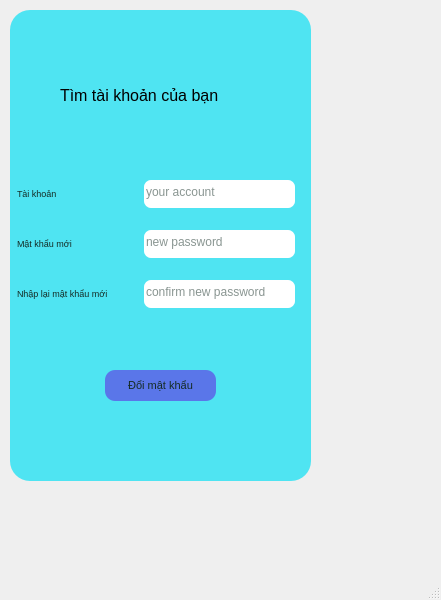
Hahahahihihohe/LTUD, file forgot_pw.ui: the form before one commit.
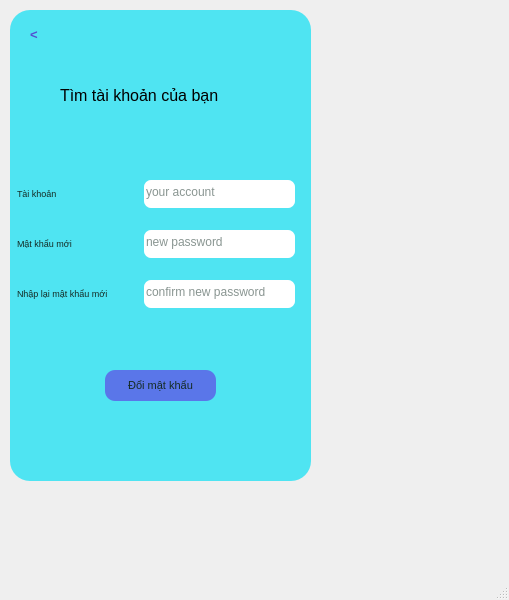
The form after the commit.

What changed in the file:
```diff
--- a/forgot_pw.ui
+++ b/forgot_pw.ui
@@ -6,7 +6,7 @@
    <rect>
     <x>0</x>
     <y>0</y>
-    <width>441</width>
+    <width>509</width>
     <height>600</height>
    </rect>
   </property>
@@ -229,6 +229,35 @@
       <string>Đổi mật khẩu</string>
      </property>
     </widget>
+    <widget class="QPushButton" name="back">
+     <property name="geometry">
+      <rect>
+       <x>10</x>
+       <y>10</y>
+       <width>28</width>
+       <height>28</height>
+      </rect>
+     </property>
+     <property name="font">
+      <font>
+       <pointsize>10</pointsize>
+       <weight>75</weight>
+       <bold>true</bold>
+      </font>
+     </property>
+     <property name="styleSheet">
+      <string notr="true">QPushButton#back{
+color :rgb(83, 78, 209);
+border-radius : 5px
+}
+QPushButton#back:hover{
+background-color: rgba(212, 181, 181, 0.729);
+}</string>
+     </property>
+     <property name="text">
+      <string>&lt;</string>
+     </property>
+    </widget>
    </widget>
   </widget>
   <widget class="QMenuBar" name="menubar">
```
Left out of the diff: 4 changed lines with no effect on the pictures.
